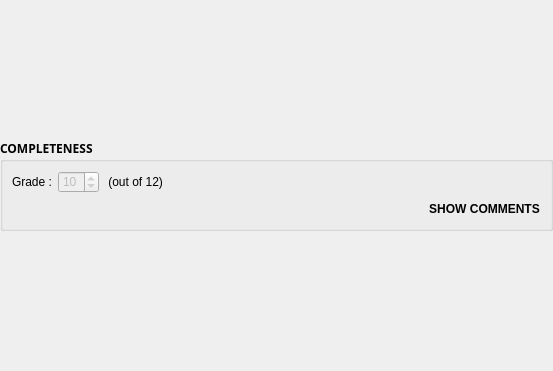
Qt form TurboGrade/ui/criteriongradecard.ui (wassgha/TurboGrade) before a commit.
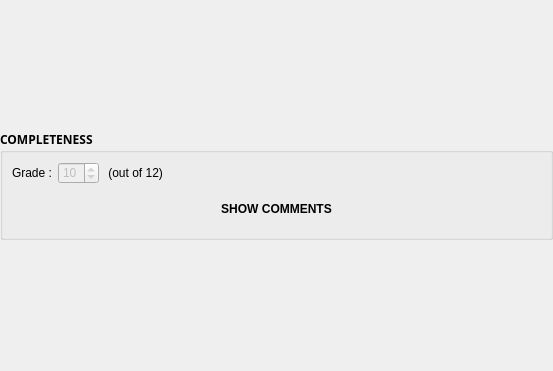
The same form after that commit.

Commit message: Sub-criteria are now shown in grade view, also corrected bug for displaying criteria drop down in comment popup

```diff
--- a/TurboGrade/ui/criteriongradecard.ui
+++ b/TurboGrade/ui/criteriongradecard.ui
@@ -106,7 +106,11 @@
        </layout>
       </item>
       <item>
-       <layout class="QHBoxLayout" name="horizontal_layout">
+       <layout class="QVBoxLayout" name="children"/>
+      </item>
+      <item>
+       <widget class="QWidget" name="comments_box" native="true">
+        <layout class="QHBoxLayout" name="comments_box_layout">
         <item>
          <spacer name="spacer2">
           <property name="orientation">
@@ -136,7 +140,21 @@
           </property>
          </widget>
         </item>
-       </layout>
+         <item>
+          <spacer name="horizontalSpacer">
+           <property name="orientation">
+            <enum>Qt::Horizontal</enum>
+           </property>
+           <property name="sizeHint" stdset="0">
+            <size>
+             <width>40</width>
+             <height>20</height>
+            </size>
+           </property>
+          </spacer>
+         </item>
+        </layout>
+       </widget>
       </item>
      </layout>
     </widget>
```
Lines whose indentation alone changed are shown as unchanged. The commit also changes 10 other files.
